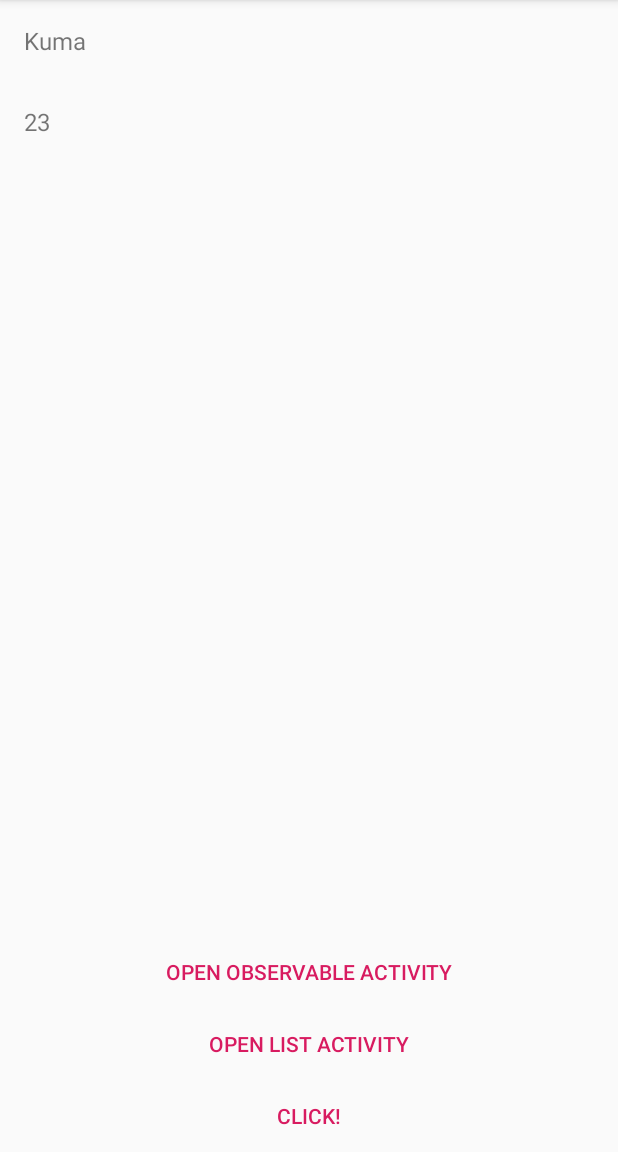
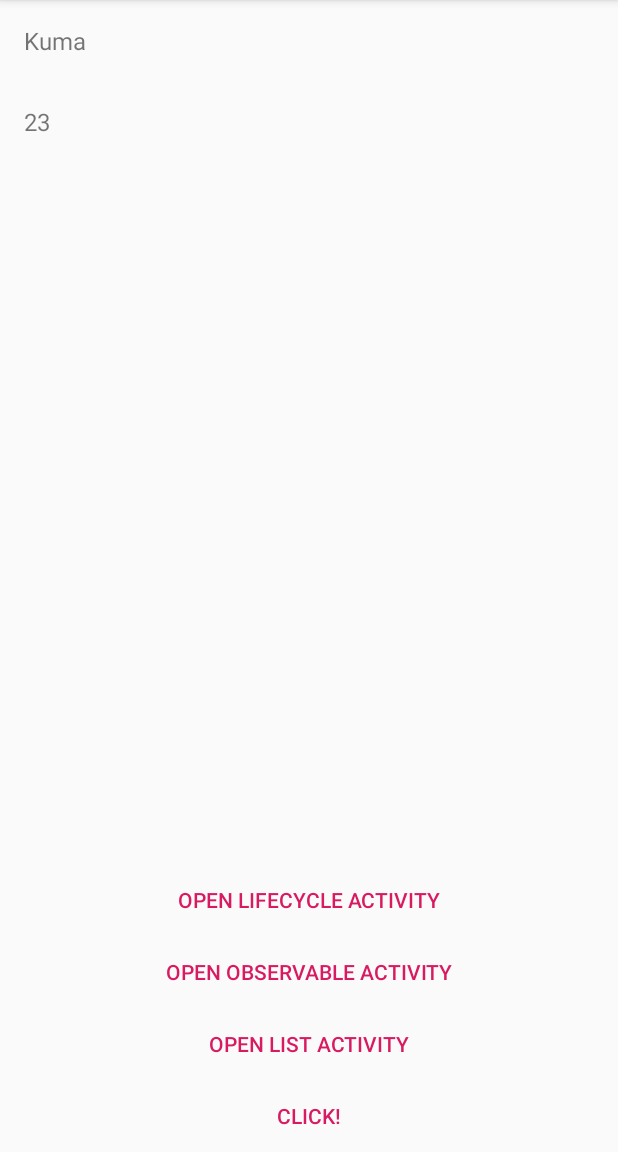
Before and after one commit to webprog26/architecture-components, an Android app: the screen it shows after launch (MainActivity), on a phone screen of 412 x 824 dp, the part 84-1236 px from its top. Run offline under Robolectric (Android 15) with nearby library versions, the phone set to English and light mode, and no system bars; our stand-ins replace data binding.

Commit message:
Handling lifecycles implemented

```diff
--- a/app/build.gradle
+++ b/app/build.gradle
@@ -38,4 +38,8 @@ dependencies {
     androidTestImplementation 'com.android.support.test.espresso:espresso-core:3.0.2'
     implementation 'com.android.support:design:28.0.0'
     implementation 'com.android.support:recyclerview-v7:28.0.0'
+
+    // Lifecycles only (no ViewModel or LiveData)
+    implementation "android.arch.lifecycle:runtime:1.1.1"
+    annotationProcessor "android.arch.lifecycle:compiler:1.1.1"
 }
--- a/app/src/main/AndroidManifest.xml
+++ b/app/src/main/AndroidManifest.xml
@@ -9,6 +9,8 @@
             android:roundIcon="@mipmap/ic_launcher_round"
             android:supportsRtl="true"
             android:theme="@style/AppTheme">
+        <activity android:name=".handling_lifecycles.LifecyclesActivity">
+        </activity>
         <activity android:name=".ObservableBindingActivity">
         </activity>
         <activity android:name=".ListActivity">
--- a/app/src/main/java/com/webprog26/architecturecomponents/MainActivity.kt
+++ b/app/src/main/java/com/webprog26/architecturecomponents/MainActivity.kt
@@ -24,6 +24,7 @@ class MainActivity : AppCompatActivity(), MainView {
         binding.executePendingBindings()
         btn_start_list_activity.setOnClickListener { presenter.startListActivity() }
         btn_start_observable_activity.setOnClickListener { presenter.startObservableActivity() }
+        btn_start_lifecycle_activity.setOnClickListener { presenter.startLifecycleActivity() }
 
     }
 
--- a/app/src/main/java/com/webprog26/architecturecomponents/Presenter.kt
+++ b/app/src/main/java/com/webprog26/architecturecomponents/Presenter.kt
@@ -5,6 +5,7 @@ import android.content.Intent
 import android.support.v7.app.AppCompatActivity
 import com.webprog26.architecturecomponents.data.User
 import com.webprog26.architecturecomponents.ext.showToast
+import com.webprog26.architecturecomponents.handling_lifecycles.LifecyclesActivity
 import kotlin.reflect.KClass
 
 class Presenter(val mainView: MainView?) {
@@ -22,4 +23,8 @@ class Presenter(val mainView: MainView?) {
     fun startObservableActivity(): Unit {
         ObservableBindingActivity.start(mActivityContext)
     }
+
+    fun startLifecycleActivity(): Unit {
+        LifecyclesActivity.start(mActivityContext)
+    }
 }
--- a/app/src/main/res/layout/activity_main.xml
+++ b/app/src/main/res/layout/activity_main.xml
@@ -70,6 +70,15 @@
                 android:layout_above="@id/btn_start_list_activity"
                 style="?attr/borderlessButtonStyle"/>
 
+        <Button
+                android:id="@+id/btn_start_lifecycle_activity"
+                android:layout_width="match_parent"
+                android:layout_height="wrap_content"
+                android:textColor="@color/colorAccent"
+                android:text="@string/btn_open_lifecycle_activity"
+                android:layout_above="@id/btn_start_observable_activity"
+                style="?attr/borderlessButtonStyle"/>
+
     </RelativeLayout>
 
 </layout>
--- a/app/src/main/res/values/strings.xml
+++ b/app/src/main/res/values/strings.xml
@@ -4,4 +4,6 @@
     <string name="btn_click">Click!</string>
     <string name="btn_open_list_activity">Open list Activity</string>
     <string name="btn_open_observable_activity">Open Observable Activity</string>
+
+    <string name="btn_open_lifecycle_activity">Open Lifecycle Activity</string>
 </resources>
```
Also changed, not shown: app/src/main/java/com/webprog26/architecturecomponents/handling_lifecycles/LifecyclesActivity.kt (added, +24 -0 lines), app/src/main/java/com/webprog26/architecturecomponents/handling_lifecycles/Logger.kt (added, +13 -0 lines), app/src/main/java/com/webprog26/architecturecomponents/handling_lifecycles/TryLifecyclesObserver.kt (added, +44 -0 lines), app/src/main/res/layout/activity_lifecycles.xml (added, +10 -0 lines).
